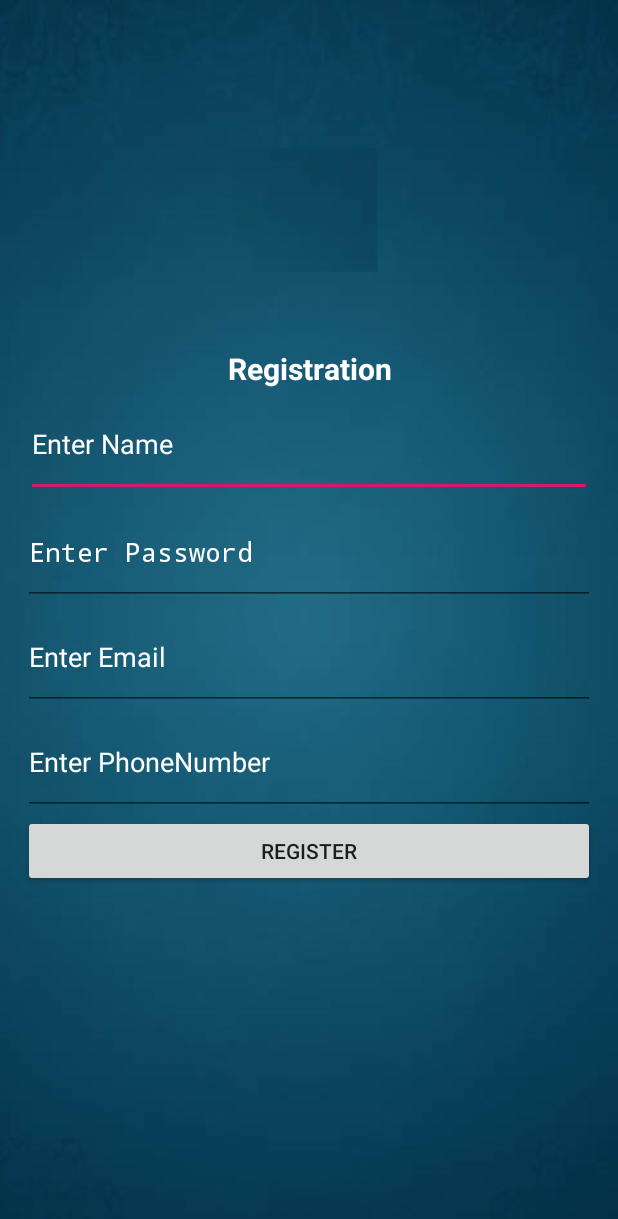
After one commit to Sai11262246/ModeChanger, an Android app: the Registration screen opened directly, with no data from a screen before it, on a phone screen of 412 x 824 dp. The commit adds this screen. Shown: the top 1219 px of the screen. Run offline under Robolectric (Android 15) with nearby library versions, the phone set to English and light mode, and no system bars; 1 statement that could not run was skipped.

Commit message:
User registration code checkin
User registration code checkin

```diff
--- /dev/null
+++ b/SourceCode/app/src/main/java/com/vivartha/modechanger/Registration.java
@@ -0,0 +1,82 @@
+package com.vivartha.modechanger;
+
+import android.app.Activity;
+import android.content.ContentValues;
+import android.os.Bundle;
+import android.text.TextUtils;
+import android.view.View;
+import android.widget.EditText;
+
+/**
+ * @author sai teja malle
+ * It helps user to register.
+ * Stores the user information into the database.
+ */
+
+public class Registration extends Activity {
+
+    EditText et_name, et_password ,et_email, et_phonenumber;
+
+    @Override
+    protected void onCreate(Bundle savedInstanceState) {
+        super.onCreate(savedInstanceState);
+        setContentView(R.layout.activity_registration);
+
+        et_name = findViewById(R.id.et_name);
+        et_password = findViewById(R.id.et_password);
+        et_email = findViewById(R.id.et_email);
+        et_phonenumber = findViewById(R.id.et_phonenumber);
+
+
+        findViewById(R.id.submit1).setOnClickListener(new View.OnClickListener() {
+            @Override
+            public void onClick(View view) {
+
+                // Store values at the time of the login attempt.
+                String email = et_email.getText().toString();
+                String password = et_password.getText().toString();
+                String name = et_name.getText().toString();
+                String phone = et_phonenumber.getText().toString();
+
+                // Check for a valid password, if the user entered one.
+                if (!TextUtils.isEmpty(name) && !MyUtils.isNameValid(name)) {
+                    et_name.setError("Name must be minimum 5 characters");
+                    return;
+                }
+
+
+                // Check for a valid password, if the user entered one.
+                if (!TextUtils.isEmpty(phone) && !MyUtils.isPhoneValid(phone)) {
+                    et_phonenumber.setError("Please enter valid phone number");
+                    return;
+                }
+
+                // Check for a valid password, if the user entered one.
+                if (!TextUtils.isEmpty(password) && !MyUtils.isPasswordValid(password)) {
+                    et_password.setError(getString(R.string.error_invalid_password));
+                    return;
+                }
+
+                // Check for a valid email address.
+                if (TextUtils.isEmpty(email)) {
+                    et_email.setError(getString(R.string.error_field_required));
+                   return;
+                } else if (!isEmailValid(email)) {
+                    et_email.setError(getString(R.string.error_invalid_email));
+                   return;
+                }
+
+                DataBaseHelper.getInstance().inserNewUser(name, email, phone, password);
+                finish();
+            }
+        });
+
+    }
+
+    private boolean isEmailValid(String email) {
+        //TODO: Replace this with your own logic
+        return email.contains("@");
+    }
+
+
+}
--- a/SourceCode/app/src/main/java/com/vivartha/modechanger/Splash_Screen.java
+++ b/SourceCode/app/src/main/java/com/vivartha/modechanger/Splash_Screen.java
@@ -1,9 +1,13 @@
 package com.vivartha.modechanger;
 
-        import android.content.Intent;
+import android.content.Intent;
         import android.os.Bundle;
         import android.app.Activity;
 
+/**
+ * @author sai krsihna
+ * This is a splash screen activity
+  */
 public class Splash_Screen extends Activity {
 
     @Override
@@ -11,10 +15,36 @@ public class Splash_Screen extends Activity {
         super.onCreate(savedInstanceState);
         setContentView(R.layout.activity_splash__screen);
 
-        Intent intent = new Intent(getApplicationContext(),
-                LoginActivity.class);
-        startActivity(intent);
-        finish();
+        final AppPreferences mAppPreferences = new AppPreferences(this);
+
+
+        Thread timer = new Thread() {
+            public void run() {
+                try {
+                    sleep(3000);
+                } catch (Exception e) {
+                    e.printStackTrace();
+                } finally {
+
+                    if(mAppPreferences.getLoginState() == 0){
+                        Intent intent = new Intent(getApplicationContext(),   LoginActivity.class);
+                        startActivity(intent);
+                        finish();
+                    }else if(mAppPreferences.getLoginState() == 1){
+                        Intent intent = new Intent(getApplicationContext(),   PinPadActivity.class);
+                        startActivity(intent);
+                        finish();
+                    }
+
+
+
+                }
+            }
+        };
+        timer.start();
+
+
+
     }
 
 }
--- /dev/null
+++ b/SourceCode/app/src/main/res/layout/activity_registration.xml
@@ -0,0 +1,74 @@
+<?xml version="1.0" encoding="utf-8"?>
+<LinearLayout xmlns:android="http://schemas.android.com/apk/res/android"
+    xmlns:app="http://schemas.android.com/apk/res-auto"
+    xmlns:tools="http://schemas.android.com/tools"
+    android:layout_width="match_parent"
+    android:layout_height="match_parent"
+    android:layout_gravity="bottom"
+    android:background="@drawable/plain_bg"
+    android:orientation="vertical"
+    >
+
+    <LinearLayout
+        android:layout_width="match_parent"
+        android:layout_height="match_parent"
+        android:layout_marginLeft="15dp"
+        android:layout_marginRight="15dp"
+        android:gravity="center"
+        android:orientation="vertical">
+
+        <TextView
+            android:layout_width="match_parent"
+            android:layout_gravity="center"
+            android:gravity="center"
+            android:textColor="@android:color/white"
+            android:textSize="20sp"
+            android:textStyle="bold"
+            android:layout_height="wrap_content"
+            android:text="Registration" />
+
+        <EditText
+            android:id="@+id/et_name"
+            android:layout_width="match_parent"
+            android:layout_height="70dp"
+            android:layout_margin="2dp"
+            android:hint="Enter Name"
+            android:textColorHint="@android:color/white" />
+
+        <EditText
+            android:id="@+id/et_password"
+            android:layout_width="match_parent"
+            android:layout_height="70dp"
+            android:hint="Enter Password"
+            android:inputType="textPassword"
+            android:textColorHint="@android:color/white"/>
+
+        <EditText
+            android:id="@+id/et_email"
+            android:layout_width="match_parent"
+            android:layout_height="70dp"
+            android:hint="Enter Email"
+            android:inputType="textEmailAddress"
+            android:textColorHint="@android:color/white"/>
+
+        <EditText
+            android:id="@+id/et_phonenumber"
+            android:layout_width="match_parent"
+            android:layout_height="70dp"
+            android:hint="Enter PhoneNumber"
+            android:inputType="phone"
+            android:maxLength="10"
+            android:textColorHint="@android:color/white"/>
+
+        <Button
+            android:id="@+id/submit1"
+            android:layout_width="match_parent"
+            android:layout_height="wrap_content"
+            android:text="Register" />
+
+    </LinearLayout>
+
+
+
+
+</LinearLayout>
```
